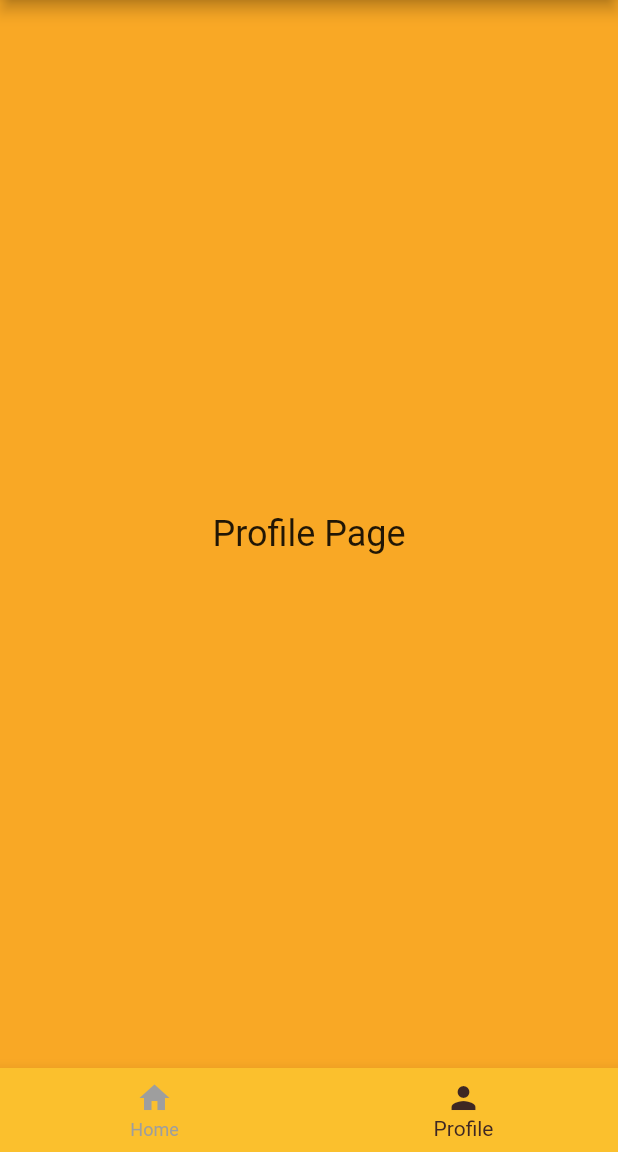
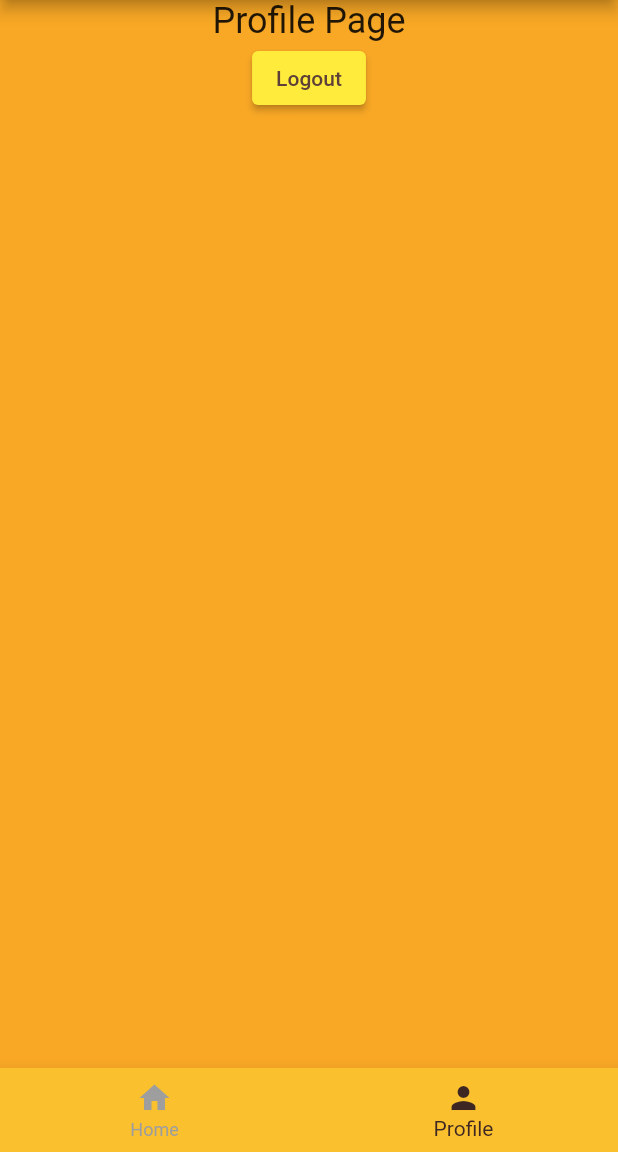
Before and after one commit to wgilpin/keep_app, a Flutter app: the Profile screen opened directly, on a phone screen of 412 x 824 dp, the part 84-1236 px from its top. Run offline on Flutter 3.47's test engine with Material 2 defaults, Android fonts, the phone set to English and light mode, and no system bars; our stand-ins replace cloud_firestore, cloud_functions, firebase_auth, firebase_core, flutter_dotenv, flutter_html and 1 more; missing offline and left inert: dart:html, receive_sharing_intent; accounts and stored records are empty; Roboto replaces fonts that are missing (Georgia, Hind).

Commit message:
add logout button

```diff
--- a/lib/src/views/profile.dart
+++ b/lib/src/views/profile.dart
@@ -1,5 +1,6 @@
 import 'package:flutter/material.dart';
 import 'package:get/get.dart';
+import 'package:keep_app/src/controllers/auth_controller.dart';
 import 'package:keep_app/src/views/home_page.dart';
 
 class Profile extends StatelessWidget {
@@ -12,10 +13,15 @@ class Profile extends StatelessWidget {
         automaticallyImplyLeading: false,
         title: const Text('rKyv'),
       ),
-      body: const Center(
-        child: Text(
-          'Profile Page',
-          style: TextStyle(fontSize: 24),
+      body: Center(
+        child: Column(
+          children: [
+            const Text(
+              'Profile Page',
+              style: TextStyle(fontSize: 24),
+            ),
+            ElevatedButton(onPressed: doLogout, child: const Text('Logout')),
+          ],
         ),
       ),
       bottomNavigationBar: BottomNavigationBar(
@@ -41,4 +47,8 @@ class Profile extends StatelessWidget {
       ),
     );
   }
+
+  void doLogout() {
+    Get.find<AuthCtl>().auth.signOut();
+  }
 }
```
